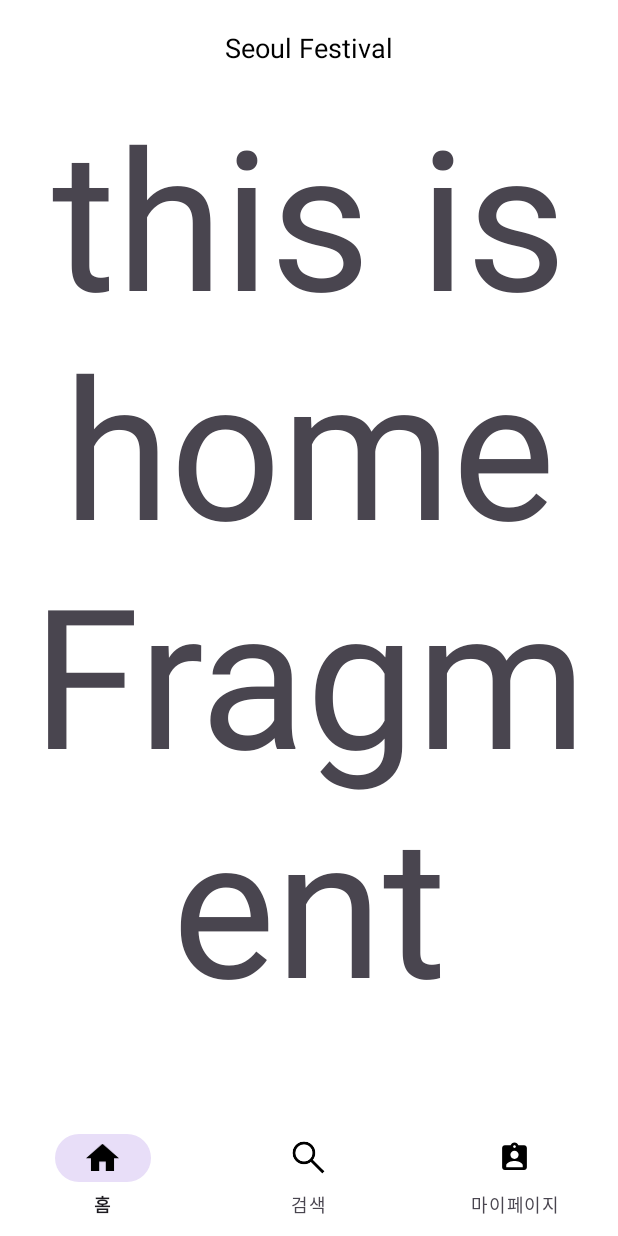
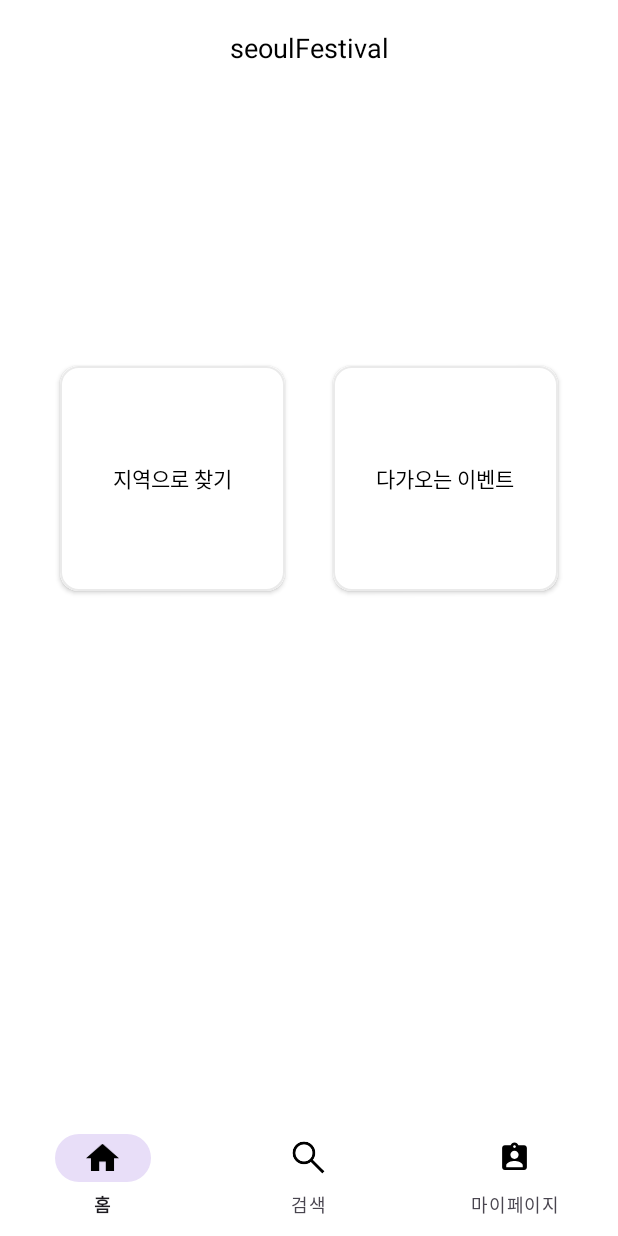
Before and after one commit to jinhaEom/seoulFestival, an Android app: the screen it shows after launch (MainActivity), on a phone screen of 412 x 824 dp. Run offline under Robolectric (Android 15) with nearby library versions, the phone set to English and light mode, and no system bars; our stand-ins replace data binding, navigation-ui; pictures from the network do not load.

Commit message:
ui화면에 데이터 연동 확인

```diff
--- a/app/src/main/java/com/example/seoulfestival/helper/CulturalEventServiceHelper.kt
+++ b/app/src/main/java/com/example/seoulfestival/helper/CulturalEventServiceHelper.kt
@@ -12,6 +12,7 @@ import retrofit2.Response
 
 
 
+/*
 class CulturalEventServiceHelper(private val context: Context) {
     fun fetchCulturalEvents() {
         val service = RetrofitClient.instance.create(CulturalEventService::class.java)
@@ -36,3 +37,4 @@ class CulturalEventServiceHelper(private val context: Context) {
 
     }
 }
+*/
--- a/app/src/main/java/com/example/seoulfestival/service/CulturalEventService.kt
+++ b/app/src/main/java/com/example/seoulfestival/service/CulturalEventService.kt
@@ -7,11 +7,11 @@ import retrofit2.http.Path
 
 interface CulturalEventService {
     @GET("{apiKey}/{type}/{service}/{startIndex}/{endIndex}")
-    fun getCulturalEvents(
+    suspend fun getCulturalEvents(
         @Path("apiKey") apiKey: String,
         @Path("type") type: String,
         @Path("service") service: String,
         @Path("startIndex") startIndex: Int,
         @Path("endIndex") endIndex: Int
-    ): Call<CulturalEventInfoResponse>
+    ): CulturalEventInfoResponse // Call 래퍼 대신 직접 반환 타입 사용
 }
--- a/app/src/main/java/com/example/seoulfestival/ui/home/HomeFragment.kt
+++ b/app/src/main/java/com/example/seoulfestival/ui/home/HomeFragment.kt
@@ -2,20 +2,34 @@ package com.example.seoulfestival.ui.home
 
 import android.util.Log
 import android.view.View
+import android.widget.TextView
+import androidx.lifecycle.Observer
+import androidx.lifecycle.ViewModelProvider
 import com.example.seoulfestival.R
 import com.example.seoulfestival.base.BaseFragment
 import com.example.seoulfestival.databinding.FragmentHomeBinding
 import com.example.seoulfestival.toolbar.ToolbarActivity
+import com.example.seoulfestival.viewModel.CulturalEventsViewModelFactory
+import com.example.seoulfestival.viewmodel.CulturalEventsViewModel
 
 class HomeFragment : BaseFragment<FragmentHomeBinding>() {
     override val layoutResourceId: Int = R.layout.fragment_home
+    private lateinit var viewModel: CulturalEventsViewModel
 
     override fun aboutBinding() {
-        Log.d("MyFragment", "Calling setupToolbar in onViewCreated")
+        viewModel = ViewModelProvider(this, CulturalEventsViewModelFactory(requireContext())).get(CulturalEventsViewModel::class.java)
 
-        viewDataBinding.homeToolbar.toolbarTitle.text="Seoul Festival"
-        viewDataBinding.homeToolbar.toolbarBack.visibility = View.GONE
+        val vt= viewDataBinding.homeToolbar
+        vt.toolbarTitle.text=getString(R.string.app_name)
+        vt.toolbarBack.visibility = View.GONE
 
+
+        viewModel.events.observe(viewLifecycleOwner, Observer { events ->
+            // 여기에서 데이터가 업데이트될 때마다 UI를 업데이트합니다.
+            // 예를 들어, 첫 번째 이벤트의 제목을 TextView에 표시한다고 가정합니다.
+            val firstEventTitle = events?.firstOrNull()?.title ?: "이벤트가 없습니다."
+            viewDataBinding.testText.text = firstEventTitle
+        })
 
 
     }
--- /dev/null
+++ b/app/src/main/java/com/example/seoulfestival/viewModel/CulturalEventsViewModel.kt
@@ -0,0 +1,41 @@
+package com.example.seoulfestival.viewmodel
+import android.content.Context
+import androidx.lifecycle.LiveData
+import androidx.lifecycle.MutableLiveData
+import androidx.lifecycle.ViewModel
+import androidx.lifecycle.viewModelScope
+import com.example.seoulfestival.BuildConfig
+
+import com.example.seoulfestival.response.Event
+import com.example.seoulfestival.response.RetrofitClient
+import com.example.seoulfestival.service.CulturalEventService
+import kotlinx.coroutines.launch
+
+class CulturalEventsViewModel(private val context: Context) : ViewModel() {
+    private val _events = MutableLiveData<List<Event>?>()
+    val events: MutableLiveData<List<Event>?> = _events
+
+    init {
+        fetchCulturalEvents()
+    }
+
+    private fun fetchCulturalEvents() {
+        viewModelScope.launch {
+            try {
+                val service = RetrofitClient.instance.create(CulturalEventService::class.java)
+                // suspend 함수를 호출하여 직접 응답 객체를 받습니다.
+                val response = service.getCulturalEvents(
+                    apiKey = BuildConfig.SEOUL_FESTIVAL_API_KEY,
+                    type = "json",
+                    service = "culturalEventInfo",
+                    startIndex = 1,
+                    endIndex = 5
+                )
+                _events.postValue(response.culturalEventInfo?.row)
+            } catch (e: Exception) {
+                // 네트워크 요청 실패, JSON 파싱 오류 등을 포함한 예외 처리
+            }
+        }
+    }
+
+}
--- /dev/null
+++ b/app/src/main/java/com/example/seoulfestival/viewModel/CulturalEventsViewModelFactory.kt
@@ -0,0 +1,17 @@
+package com.example.seoulfestival.viewModel
+
+import android.content.Context
+import androidx.lifecycle.ViewModel
+import androidx.lifecycle.ViewModelProvider
+import com.example.seoulfestival.viewmodel.CulturalEventsViewModel
+
+class CulturalEventsViewModelFactory(private val context: Context) : ViewModelProvider.Factory {
+    override fun <T : ViewModel> create(modelClass: Class<T>): T
+    {
+        if (modelClass.isAssignableFrom(CulturalEventsViewModel::class.java)) {
+            @Suppress("UNCHECKED_CAST")
+            return CulturalEventsViewModel(context) as T
+        }
+        throw IllegalArgumentException("Unknown ViewModel class")
+    }
+}
--- /dev/null
+++ b/app/src/main/res/drawable/background_white_stroke_light_gray.xml
@@ -0,0 +1,6 @@
+<?xml version="1.0" encoding="utf-8"?>
+<shape xmlns:android="http://schemas.android.com/apk/res/android">
+    <solid android:color="@color/white" />
+    <stroke android:width="1dp" android:color="@color/light_gray" />
+    <corners android:radius="12dp" />
+</shape>
--- a/app/src/main/res/layout/fragment_home.xml
+++ b/app/src/main/res/layout/fragment_home.xml
@@ -1,35 +1,67 @@
-<?xml version="1.0" encoding="utf-8"?>
 <layout xmlns:android="http://schemas.android.com/apk/res/android"
-    xmlns:app="http://schemas.android.com/apk/res-auto"
-    xmlns:tools="http://schemas.android.com/tools"
-    >
-<data>
-    <variable
-        name="homeFragment"
-        type="com.example.seoulfestival.ui.home.HomeFragment" />
-</data>
-
+    xmlns:app="http://schemas.android.com/apk/res-auto">
 
     <androidx.constraintlayout.widget.ConstraintLayout
         android:layout_width="match_parent"
         android:layout_height="match_parent">
+
         <include
             android:id="@+id/homeToolbar"
             layout="@layout/toolbar_layout"
             android:layout_width="match_parent"
             android:layout_height="?attr/actionBarSize"
-        android:background="@color/white"
-        />
-    <TextView
+            android:background="@color/white"/>
+
+        <androidx.cardview.widget.CardView
+            android:id="@+id/cardView1"
+            android:layout_width="150dp"
+            android:layout_height="150dp"
+            app:layout_constraintStart_toStartOf="parent"
+            app:layout_constraintTop_toBottomOf="@id/homeToolbar"
+            android:layout_marginStart="40dp"
+            android:layout_marginTop="180dp"
+            app:cardBackgroundColor="@color/white"
+            app:cardCornerRadius="12dp">
+
+            <FrameLayout
+                android:layout_width="match_parent"
+                android:layout_height="match_parent"
+                android:background="@drawable/background_white_stroke_light_gray">
+
+                <androidx.appcompat.widget.AppCompatTextView
+                    android:id="@+id/testText"
                     android:layout_width="wrap_content"
                     android:layout_height="wrap_content"
-        android:gravity="center"
-        android:text="this is home Fragment"
-        android:textSize="130dp"
-        app:layout_constraintBottom_toBottomOf="parent"
+                    android:layout_gravity="center"
+                    android:textColor="@color/black"
+                    android:text="지역으로 찾기"/>
+            </FrameLayout>
+        </androidx.cardview.widget.CardView>
+
+        <androidx.cardview.widget.CardView
+            android:id="@+id/cardView2"
+            android:layout_width="150dp"
+            android:layout_height="150dp"
             app:layout_constraintEnd_toEndOf="parent"
-        app:layout_constraintStart_toStartOf="parent"
-        app:layout_constraintTop_toTopOf="parent" />
+            app:layout_constraintTop_toTopOf="@id/cardView1"
+            app:layout_constraintBottom_toBottomOf="@id/cardView1"
+            app:cardBackgroundColor="@color/white"
+            android:layout_marginEnd="40dp"
+            app:cardCornerRadius="12dp">
+
+            <FrameLayout
+                android:layout_width="match_parent"
+                android:layout_height="match_parent"
+                android:background="@drawable/background_white_stroke_light_gray">
+
+                <androidx.appcompat.widget.AppCompatTextView
+                    android:layout_width="wrap_content"
+                    android:layout_height="wrap_content"
+                    android:layout_gravity="center"
+                    android:textColor="@color/black"
+                    android:text="다가오는 이벤트"/>
+            </FrameLayout>
+        </androidx.cardview.widget.CardView>
 
     </androidx.constraintlayout.widget.ConstraintLayout>
 
--- a/app/src/main/res/values/colors.xml
+++ b/app/src/main/res/values/colors.xml
@@ -2,4 +2,6 @@
 <resources>
     <color name="black">#FF000000</color>
     <color name="white">#FFFFFFFF</color>
+
+    <color name="light_gray">#EAEAEA</color>
 </resources>
```
Also changed, not shown: app/src/main/res/drawable/bubble.gif (added). Lines whose indentation alone changed are shown as unchanged.
